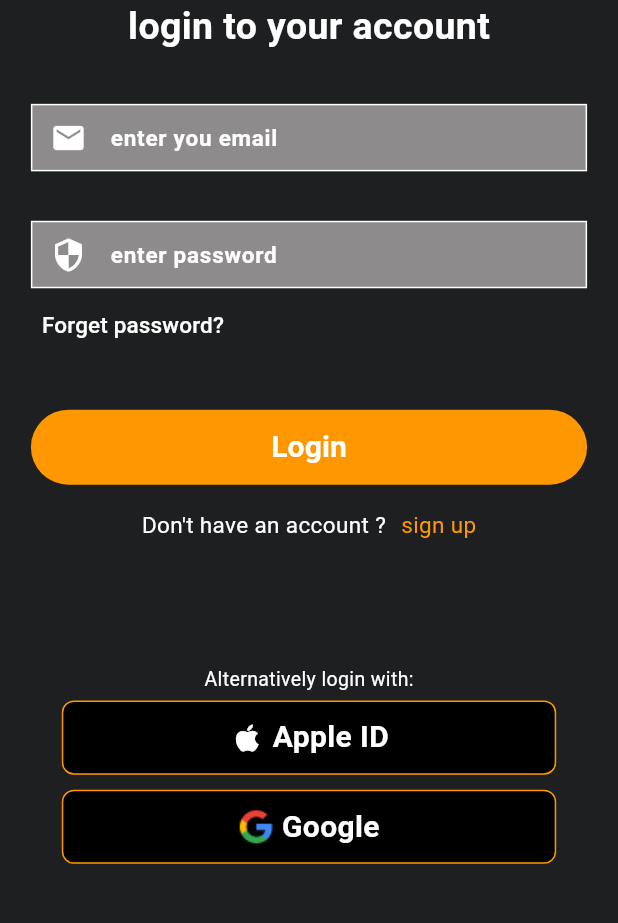
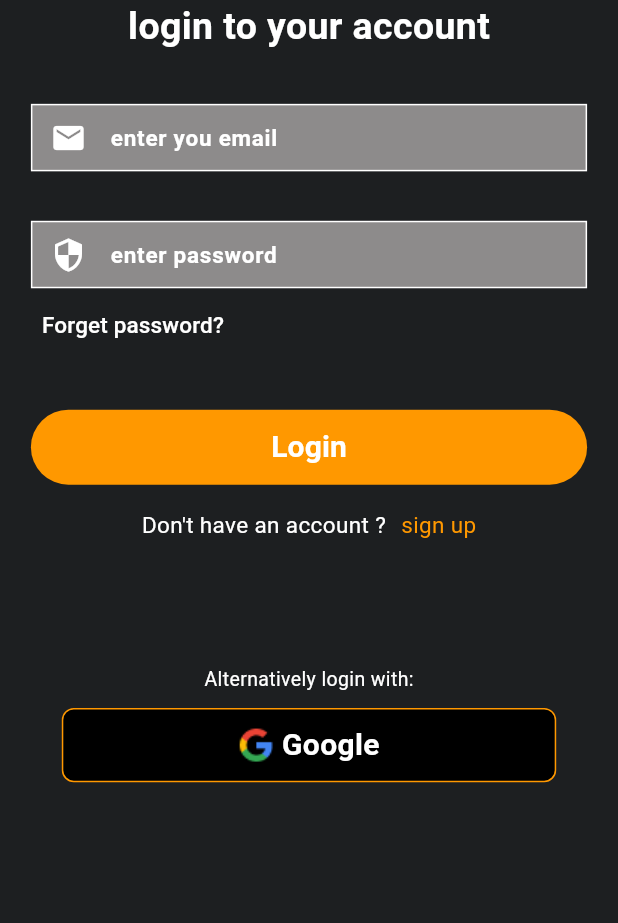
Before and after one commit to Alaanaser714/Fitness-App, a Flutter app: the Login_Screen screen opened directly, on a phone screen of 412 x 824 dp, the part 242-1165 px from its top. Run offline on Flutter 3.47's test engine with Material 3 defaults, Android fonts, the phone set to English and light mode, and no system bars; our stand-ins replace awesome_dialog, cloud_firestore, firebase_auth, firebase_core, flutter_rating_bar, fluttertoast and 1 more; accounts and stored records are empty.

Commit message:
finshed auth

```diff
--- a/lib/core/services/authentication/auth_gate.dart
+++ b/lib/core/services/authentication/auth_gate.dart
@@ -2,9 +2,9 @@
 // ignore_for_file: curly_braces_in_flow_control_structures
 
 import 'package:firebase_auth/firebase_auth.dart';
+import 'package:fitness_app/view/screens/home/home.dart';
 import 'package:flutter/material.dart';
 import '../../../view/screens/auth/login.dart';
-import '../../../view/screens/settings/setting_options/setting_options.dart';
 
 class AuthGate extends StatelessWidget {
   const AuthGate({super.key});
@@ -17,7 +17,7 @@ class AuthGate extends StatelessWidget {
           builder: (context, snapshot) {
             if(snapshot.hasData)
               if (FirebaseAuth.instance.currentUser!.emailVerified) {
-                return SettingOptions();
+                return HomeScreen();
               }
               return const Login_Screen();
           },) ,
--- a/lib/view/screens/auth/login.dart
+++ b/lib/view/screens/auth/login.dart
@@ -1,5 +1,4 @@
 // ignore_for_file: use_build_context_synchronously, camel_case_types, non_constant_identifier_names, avoid_types_as_parameter_names, sized_box_for_whitespace
-
 
 import 'package:fitness_app/view/screens/auth/forgetPassword.dart';
 import 'package:fitness_app/view/screens/auth/register.dart';
@@ -118,7 +117,11 @@ class _Login_ScreenState extends State<Login_Screen> {
                     children: [
                       TextButton(
                         onPressed: () {
-                          Navigator.push(context, MaterialPageRoute(builder: (context) => const ForgetPassword(),));
+                          Navigator.push(
+                              context,
+                              MaterialPageRoute(
+                                builder: (context) => const ForgetPassword(),
+                              ));
                         },
                         child: const Text("Forget password?",
                             style:
@@ -215,40 +218,6 @@ class _Login_ScreenState extends State<Login_Screen> {
                     style: TextStyle(fontSize: 13, color: Colors.white),
                   ),
                   const SizedBox(
-                    height: 5,
-                  ),
-                  Container(
-                      height: MediaQuery.of(context).size.height * 0.06,
-                      width: MediaQuery.of(context).size.width * 0.8,
-                      decoration: BoxDecoration(
-                          color: Colors.black,
-                          borderRadius: BorderRadius.circular(8),
-                          border: Border.all(width: 1, color: Colors.orange)),
-                      child: InkWell(
-                        onTap: () {
-                        },
-                        child: const Row(
-                          mainAxisAlignment: MainAxisAlignment.center,
-                          children: [
-                            Icon(
-                              Icons.apple,
-                              color: Colors.white,
-                            ),
-                            SizedBox(
-                              width: 5,
-                            ),
-                            Text(
-                              // سيد هتشيل دي وتحط الموبيل وتلربط فاير بيز
-                              "Apple ID",
-                              style: TextStyle(
-                                  fontSize: 20,
-                                  fontWeight: FontWeight.bold,
-                                  color: Colors.white),
-                            )
-                          ],
-                        ),
-                      )),
-                  const SizedBox(
                     height: 10,
                   ),
                   Container(
--- a/lib/view/screens/settings/views/help_view.dart
+++ b/lib/view/screens/settings/views/help_view.dart
@@ -84,7 +84,7 @@ class HelpView extends StatelessWidget {
                   Navigator.pushReplacement(
                     context,
                     MaterialPageRoute(
-                      builder: (context) => const FeedbackView(),
+                      builder: (context) =>   FeedbackView(),
                     ),
                   );
                 },
```
Also changed, not shown: lib/main.dart (+5 -3 lines), lib/view/screens/settings/setting_options/setting_options.dart (+9 -1 lines).
